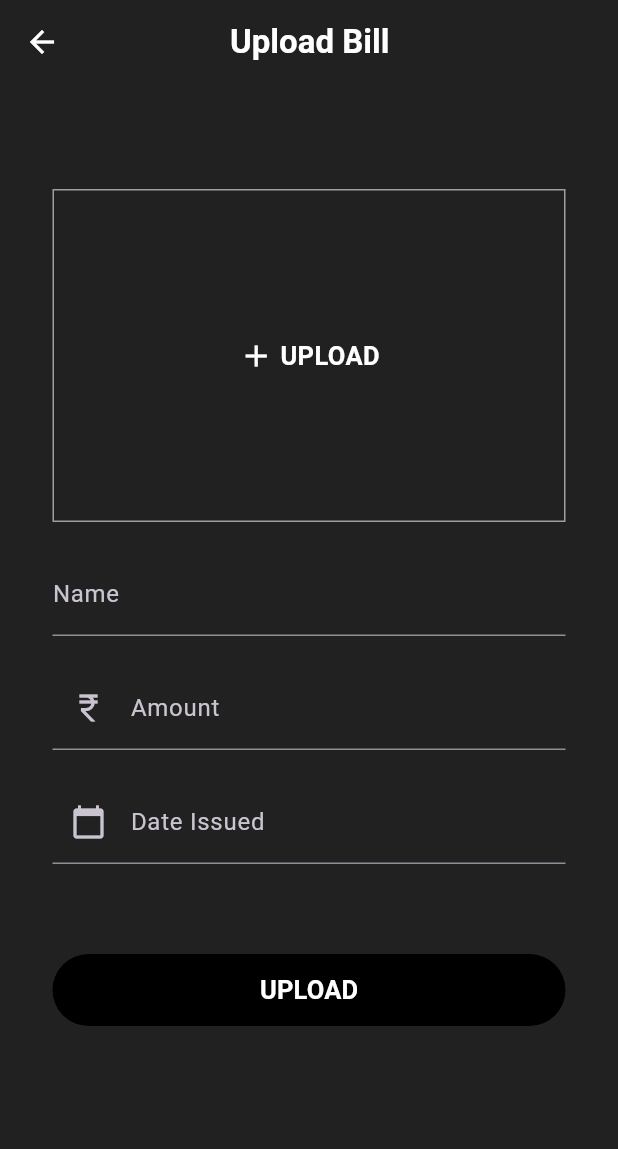
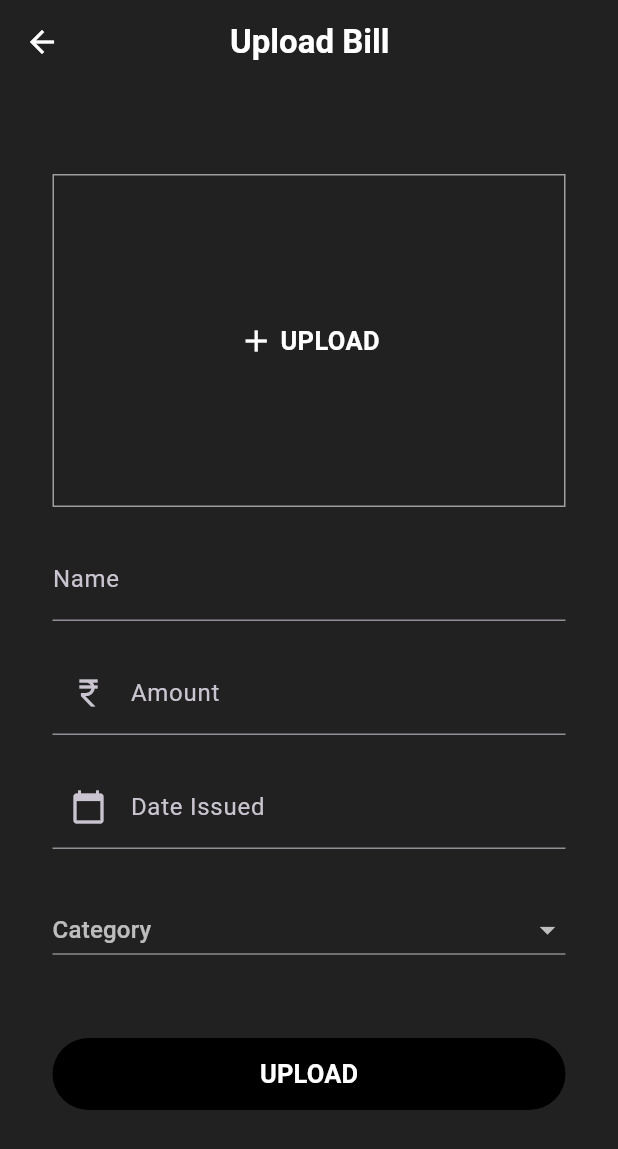
Before and after one commit to roshan2007git/bills, a Flutter app: the Upload screen opened directly with empty values, on a phone screen of 412 x 824 dp. Shown: the top 1149 px of the screen. Run offline on Flutter 3.47's test engine with Material 3 defaults, Android fonts, the light colour scheme and no system bars; our stand-ins replace cloud_firestore, firebase_auth, firebase_core, googleapis_auth, image_picker; missing offline and left inert: googleapis, mailer; accounts and stored records are empty; project files that could hold a hidden picture were left out.

Commit message:
category fixed

```diff
--- a/lib/backend/driveapi.dart
+++ b/lib/backend/driveapi.dart
@@ -11,7 +11,7 @@ class DriveApi {
 
       final credentials = ServiceAccountCredentials.fromJson(serviceAccount);
       final client = await clientViaServiceAccount(credentials, [
-        drive.DriveApi.driveFileScope,
+        drive.DriveApi.driveScope,
       ]);
 
       return drive.DriveApi(client);
--- a/lib/backend/fileupload.dart
+++ b/lib/backend/fileupload.dart
@@ -16,6 +16,7 @@ class FileUpload {
     String name,
     double amount,
     File image,
+    String category,
   ) async {
     try {
       final driveApi = await api.getDriveApi();
@@ -33,7 +34,12 @@ class FileUpload {
         String docId = querySnapshot.docs.first.id;
         Map<String, dynamic> userData =
             querySnapshot.docs.first.data() as Map<String, dynamic>;
-        List parts = [name.replaceAll(" ", "_"), date, amount.toString()];
+        List parts = [
+          name.replaceAll(" ", "_"),
+          date,
+          amount.toString(),
+          category.substring(0, 3),
+        ];
         String billname = parts.join("_");
         String ext = getFileExtension(image);
         String? folderId = userData['folderid'];
@@ -58,7 +64,12 @@ class FileUpload {
 
         FirebaseFirestore.instance.collection('users').doc(docId).update({
           'bills': FieldValue.arrayUnion([
-            {"billname": billname, 'amount': amount, 'issuedOn': date},
+            {
+              "billname": billname,
+              'amount': amount,
+              'issuedOn': date,
+              'category': category,
+            },
           ]),
         });
         return null;
--- a/lib/pages/register.dart
+++ b/lib/pages/register.dart
@@ -457,6 +457,7 @@ class _VerifyState extends State<Verify> {
             'bills': [],
             'folderid': folderid,
             'isAdmin': false,
+            'password': widget.password,
           });
         } catch (e) {
           if (mounted) Navigator.pop(context);
--- a/lib/pages/upload.dart
+++ b/lib/pages/upload.dart
@@ -22,6 +22,18 @@ class _UploadState extends State<Upload> {
   String? errorAmount;
   String? errorDate;
   String? errorUpload;
+  String? category;
+
+  List<String> items = [
+    'Logistics',
+    'Hospitality',
+    'Tech and Media',
+    'Decor',
+    'Events',
+    'Ceremonies',
+    'Registrations',
+    'Security',
+  ];
 
   void _errors() {
     if (_dateController.text.isEmpty) {
@@ -152,7 +164,7 @@ class _UploadState extends State<Upload> {
         builder: (context) => const Center(child: CircularProgressIndicator()),
       );
       try {
-        await upload.uploadfile(email!, date, name, amount, image!);
+        await upload.uploadfile(email!, date, name, amount, image!, category!);
       } catch (e) {
         setState(() {
           error = e.toString();
@@ -213,7 +225,7 @@ class _UploadState extends State<Upload> {
           child: GestureDetector(
             onTap: () => FocusManager.instance.primaryFocus?.unfocus(),
             child: Container(
-              padding: EdgeInsets.only(top: 50, right: 35, left: 35),
+              padding: EdgeInsets.only(top: 40, right: 35, left: 35),
               color: Colors.grey[900],
               child: Padding(
                 padding: EdgeInsets.only(
@@ -312,6 +324,37 @@ class _UploadState extends State<Upload> {
                           ),
                           style: TextStyle(color: Colors.white),
                         ),
+                        Padding(
+                          padding: const EdgeInsets.only(top: 10),
+                          child: SizedBox(
+                            width: MediaQuery.of(context).size.width,
+                            child: DropdownButton<String>(
+                              value: category,
+                              hint: Text(
+                                "Category",
+                                style: TextStyle(color: Colors.white70),
+                              ),
+                              icon: Icon(Icons.arrow_drop_down),
+                              isExpanded:
+                                  true, // 👈 Important! Makes the button fill the width
+                              elevation: 16,
+                              onChanged: (String? newValue) {
+                                setState(() {
+                                  category = newValue;
+                                });
+                              },
+                              items:
+                                  items.map<DropdownMenuItem<String>>((
+                                    String value,
+                                  ) {
+                                    return DropdownMenuItem<String>(
+                                      value: value,
+                                      child: Text(value),
+                                    );
+                                  }).toList(),
+                            ),
+                          ),
+                        ),
                         if (error != null) ...[
                           Text(
                             error!,
@@ -319,9 +362,8 @@ class _UploadState extends State<Upload> {
                             textAlign: TextAlign.center,
                           ),
                         ],
-                        Container(padding: EdgeInsets.all(10)),
+                        Container(padding: EdgeInsets.all(4)),
                         Column(
-                          spacing: 20,
                           children: [
                             Container(
                               padding: EdgeInsets.only(left: 40, right: 40),
```
Also changed, not shown: lib/pages/admin.dart (+110 -1 lines).
